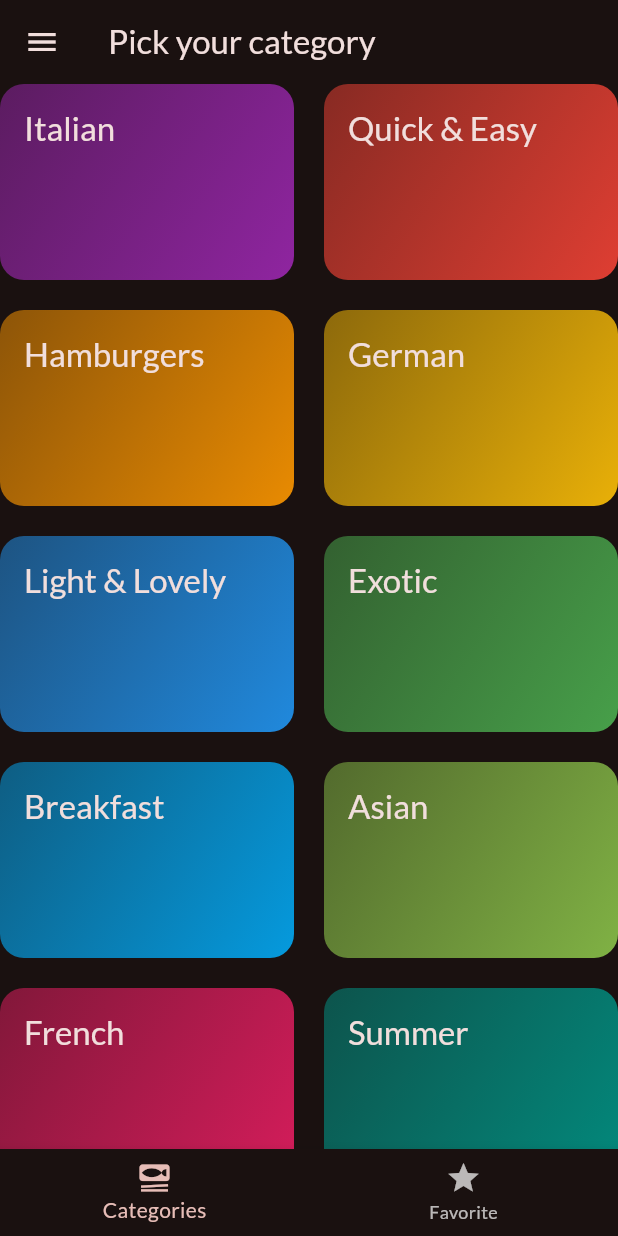
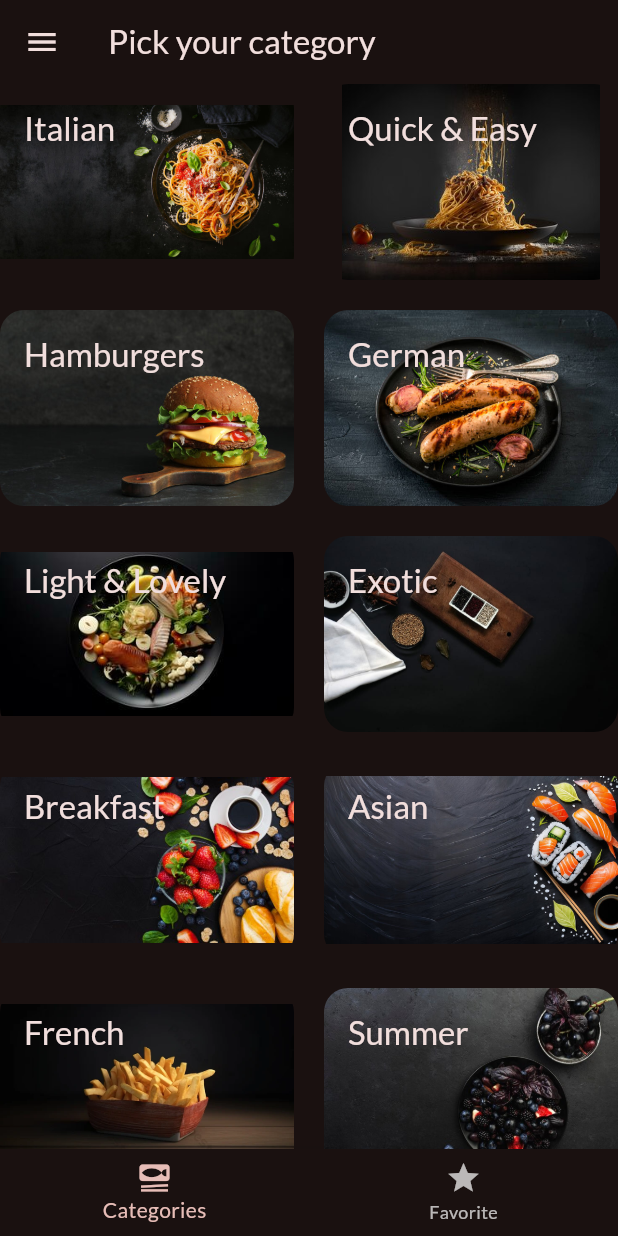
Before and after one commit to NourhanMagdy21/Meal_App, a Flutter app: the screen it shows after launch, on a phone screen of 412 x 824 dp. Run offline on Flutter 3.47's test engine with Material 3 defaults, Android fonts, the phone set to English and light mode, and no system bars; our stand-ins replace google_fonts, transparent_image.

Commit message:
finish app

```diff
--- a/lib/data/dummy_data.dart
+++ b/lib/data/dummy_data.dart
@@ -11,51 +11,61 @@ const List<Category> availableCategories = [
     id: 'c1',
     title: 'Italian',
     color: Colors.purple,
+    imagePath: 'assets/images/east.jpg'
   ),
   Category(
     id: 'c2',
     title: 'Quick & Easy',
     color: Colors.red,
+      imagePath: 'assets/images/easyy.jpg'
   ),
   Category(
     id: 'c3',
     title: 'Hamburgers',
     color: Colors.orange,
+      imagePath: 'assets/images/hamburger.jpg'
   ),
   Category(
     id: 'c4',
     title: 'German',
     color: Colors.amber,
+      imagePath: 'assets/images/german.jpg'
   ),
   Category(
     id: 'c5',
     title: 'Light & Lovely',
     color: Colors.blue,
+      imagePath: 'assets/images/light.jpg'
   ),
   Category(
     id: 'c6',
     title: 'Exotic',
     color: Colors.green,
+      imagePath: 'assets/images/exotic.jpg'
   ),
   Category(
     id: 'c7',
     title: 'Breakfast',
     color: Colors.lightBlue,
+      imagePath: 'assets/images/breakfast.jpg'
   ),
   Category(
     id: 'c8',
     title: 'Asian',
     color: Colors.lightGreen,
+      imagePath: 'assets/images/asin.jpg'
   ),
   Category(
     id: 'c9',
     title: 'French',
     color: Colors.pink,
+      imagePath: 'assets/images/french.jpg'
   ),
   Category(
     id: 'c10',
     title: 'Summer',
     color: Colors.teal,
+      imagePath: 'assets/images/summer.jpg'
   ),
 ];
 
@@ -192,8 +202,8 @@ const List<Meal> dummyMeals = [
   Meal(
     id: 'm5',
     categories: [
-      'c2'
-          'c5',
+      'c2',
+      'c5',
       'c10',
     ],
     title: 'Salad with Smoked Salmon',
--- a/lib/models/category.dart
+++ b/lib/models/category.dart
@@ -4,6 +4,7 @@ class Category {
   final String id;
   final String title;
   final Color color;
+  final String imagePath;
 
-  const Category({required this.id, required this.title, required this.color});
+  const Category({required this.id, required this.title, required this.color,required this.imagePath, });
 }
--- a/lib/screens/categories_screen.dart
+++ b/lib/screens/categories_screen.dart
@@ -5,8 +5,9 @@ import '../models/meal.dart';
 import '../widgets/category_grid_item.dart';
 
 class CategoriesScreen extends StatelessWidget {
-  const CategoriesScreen({super.key, required this.onToggleFavorite});
+  const CategoriesScreen({super.key, required this.onToggleFavorite, required this.availableMeals});
   final void Function(Meal meal) onToggleFavorite;
+  final List<Meal> availableMeals;
 
   @override
   Widget build(BuildContext context) {
@@ -19,7 +20,9 @@ class CategoriesScreen extends StatelessWidget {
         ),
         children: [
           for (final category in availableCategories)
-            CategoryGridItem(category: category, onToggleFavorite: onToggleFavorite,)
+            CategoryGridItem(
+              availableMeals :availableMeals,
+              category: category, onToggleFavorite: onToggleFavorite,)
         ],
 
     );
--- a/lib/screens/tabs_screen.dart
+++ b/lib/screens/tabs_screen.dart
@@ -1,9 +1,18 @@
+import 'dart:developer';
 import 'package:flutter/material.dart';
+import 'package:food_app/data/dummy_data.dart';
 import 'package:food_app/screens/categories_screen.dart';
 import 'package:food_app/screens/filters_screen.dart';
 import 'package:food_app/screens/meals_screen.dart';
 import '../models/meal.dart';
 import '../widgets/main_drawer.dart';
+
+const kInitialFilter = {
+  Filter.glutenfree: false,
+  Filter.lactosefree: false,
+  Filter.vegan: false,
+  Filter.vegetarian: false,
+};
 
 class TabsScreen extends StatefulWidget {
   const TabsScreen({super.key});
@@ -16,6 +25,8 @@ class _TabsScreenState extends State<TabsScreen> {
   int _selectPageIndex = 0;
 
   final List<Meal> _favoriteMeal = [];
+
+  Map<Filter, bool> _selectedFilters = kInitialFilter;
 
   void _showInfoMessage(String message) {
     ScaffoldMessenger.of(context).clearSnackBars();
@@ -40,14 +51,17 @@ class _TabsScreenState extends State<TabsScreen> {
   }
 
   void _setScreen(String identifier) {
+    Navigator.of(context).pop();
     if (identifier == 'filters') {
-      Navigator.of(context).pop();
-      Navigator.pushReplacement(
+      Navigator.push(
         context,
         MaterialPageRoute(
-          builder: (ctx) => FiltersScreen(),
+          builder: (ctx) => FiltersScreen(
+            currentFilter : _selectedFilters,
+          ),
         ),
-      );
+      ).then((value) =>
+          setState(() => _selectedFilters = value ?? kInitialFilter));
     }
   }
 
@@ -59,7 +73,23 @@ class _TabsScreenState extends State<TabsScreen> {
 
   @override
   Widget build(BuildContext context) {
+    final List<Meal> availableMeals = dummyMeals.where((meal) {
+      if (_selectedFilters[Filter.glutenfree]! && !meal.isGlutenFree) {
+        return false;
+      }
+      if (_selectedFilters[Filter.lactosefree]! && !meal.isLactoseFree) {
+        return false;
+      }
+      if (_selectedFilters[Filter.vegan]! && !meal.isVegan) {
+        return false;
+      }
+      if (_selectedFilters[Filter.vegetarian]! && !meal.isVegetarian) {
+        return false;
+      }
+      return true;
+    }).toList();
     Widget activePage = CategoriesScreen(
+      availableMeals: availableMeals,
       onToggleFavorite: _toggleMealFavoriteStatus,
     );
     var activePageTitle = 'Pick your category';
--- a/lib/widgets/category_grid_item.dart
+++ b/lib/widgets/category_grid_item.dart
@@ -1,42 +1,55 @@
 import 'package:flutter/material.dart';
-import 'package:food_app/data/dummy_data.dart';
 import 'package:food_app/screens/meals_screen.dart';
 
 import '../models/category.dart';
 import '../models/meal.dart';
 
 class CategoryGridItem extends StatelessWidget {
-  const CategoryGridItem({super.key, required this.category, required this.onToggleFavorite});
+  const CategoryGridItem(
+      {super.key,
+      required this.category,
+      required this.onToggleFavorite,
+      required this.availableMeals});
 
   final Category category;
   final void Function(Meal meal) onToggleFavorite;
-
+  final List<Meal> availableMeals;
 
   @override
   Widget build(BuildContext context) {
     return InkWell(
-        onTap: (){
-          final List<Meal> filteredMeal = dummyMeals.where((meal)=>meal.categories.contains(category.id),).toList();
-          Navigator.of(context).push(MaterialPageRoute(builder: (ctx)=> MealsScreen(
+      onTap: () {
+        final List<Meal> filteredMeal = availableMeals
+            .where(
+              (meal) => meal.categories.contains(category.id),
+            )
+            .toList();
+        Navigator.of(context).push(MaterialPageRoute(
+          builder: (ctx) => MealsScreen(
             title: category.title,
-            meals: filteredMeal, onToggleFavorite: onToggleFavorite,
+            meals: filteredMeal,
+            onToggleFavorite: onToggleFavorite,
           ),
-          ));
-        },
-
+        ));
+      },
       splashColor: Theme.of(context).primaryColor,
       borderRadius: BorderRadius.circular(16),
       child: Container(
           padding: EdgeInsets.all(16),
           decoration: BoxDecoration(
-              borderRadius: BorderRadius.circular(16),
-              gradient: LinearGradient(colors: [
-                category.color.withOpacity(0.5),
-                category.color.withOpacity(0.9),
-              ], begin: Alignment.topLeft, end: Alignment.bottomRight)),
-          child: Text(category.title, style: Theme.of(context).textTheme.titleLarge!.copyWith(
-            color: Theme.of(context).colorScheme.onSurface,
-          ),)),
+image: DecorationImage(
+    image: AssetImage(category.imagePath,)),
+              borderRadius: BorderRadius.circular(16),),
+              // gradient: LinearGradient(colors: [
+              //   category.color.withOpacity(0.5),
+              //   category.color.withOpacity(0.9),
+              // ], begin: Alignment.topLeft, end: Alignment.bottomRight)),
+          child: Text(
+            category.title,
+            style: Theme.of(context).textTheme.titleLarge!.copyWith(
+                  color: Theme.of(context).colorScheme.onSurface,
+                ),
+          )),
     );
   }
 }
--- a/pubspec.yaml
+++ b/pubspec.yaml
@@ -61,9 +61,8 @@ flutter:
   uses-material-design: true
 
   # To add assets to your application, add an assets section, like this:
-  # assets:
-  #   - images/a_dot_burr.jpeg
-  #   - images/a_dot_ham.jpeg
+  assets:
+     - assets/images/
 
   # An image asset can refer to one or more resolution-specific "variants", see
   # https://flutter.dev/to/resolution-aware-images
```
Also changed, not shown: lib/screens/filters_screen.dart (+42 -13 lines), assets/images/asin.jpg (added), assets/images/breakfast.jpg (added), assets/images/east.jpg (added), assets/images/easyy.jpg (added), assets/images/exotic.jpg (added), assets/images/french.jpg (added), assets/images/german.jpg (added), assets/images/hamburger.jpg (added), assets/images/italian.jpg (added), assets/images/light.jpg (added), assets/images/summer.jpg (added).
